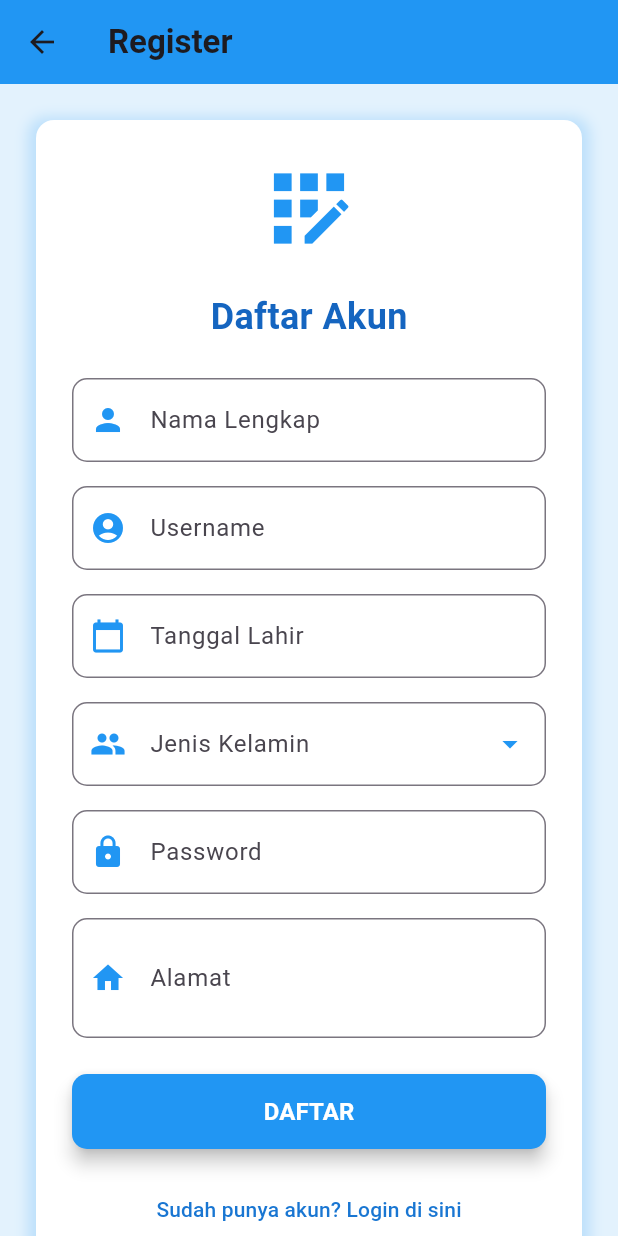
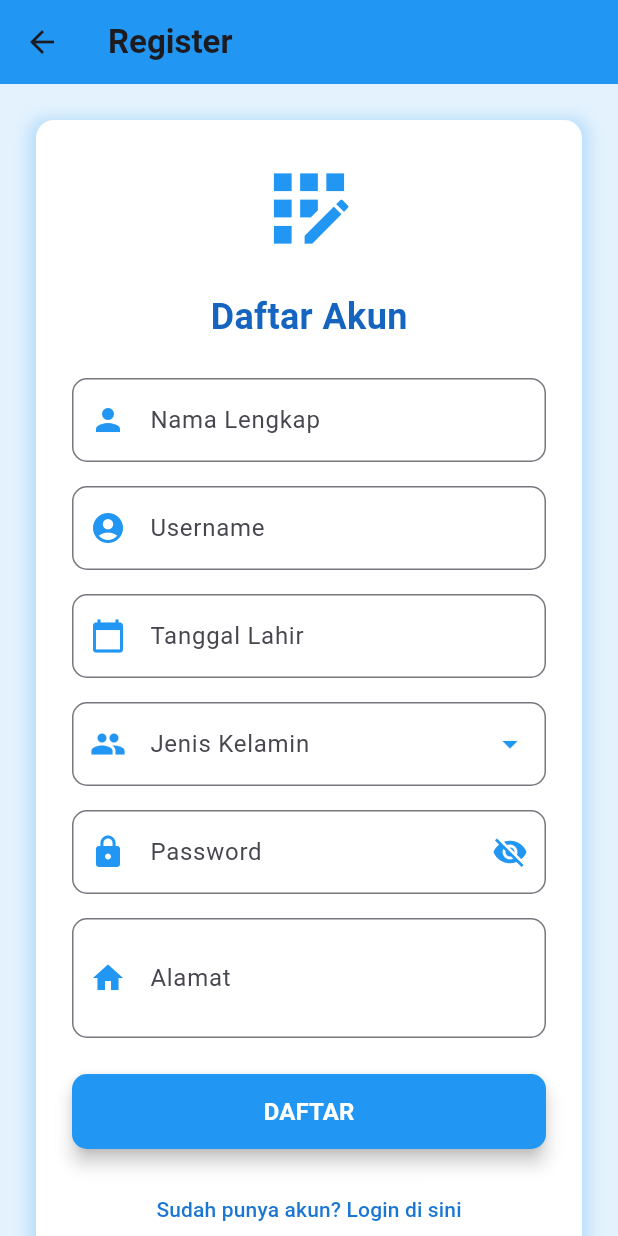
Before and after one commit to Gilangbayu08/tugas_project, a Flutter app: the RegisterScreen screen opened directly, on a phone screen of 412 x 824 dp. Run offline on Flutter 3.47's test engine with Material 3 defaults, Android fonts, the phone set to English and light mode, and no system bars; our stand-ins replace sqflite; accounts and stored records are empty.

Commit message:
menambahkan fitur toggle password visibility pada register

```diff
--- a/project_tugas/lib/screens/register_screen.dart
+++ b/project_tugas/lib/screens/register_screen.dart
@@ -19,6 +19,9 @@ class _RegisterScreenState extends State<RegisterScreen> {
   // Daftar pilihan gender
   final List<String> _genders = ['Laki-laki', 'Perempuan'];
   String? _selectedGender;
+
+  // Menambahkan variabel untuk toggle password visibility
+  bool _isPasswordVisible = false;
 
   // Fungsi untuk menampilkan DatePicker
   Future<void> _selectBirthDate(BuildContext context) async {
@@ -221,11 +224,25 @@ class _RegisterScreenState extends State<RegisterScreen> {
                       icon: Icon(Icons.arrow_drop_down, color: Colors.blue),
                     ),
                     SizedBox(height: 16),
+                    // Password Field with Toggle Visibility
                     TextFormField(
                       controller: _passwordController,
                       decoration: InputDecoration(
                         labelText: 'Password',
                         prefixIcon: Icon(Icons.lock, color: Colors.blue),
+                        suffixIcon: IconButton(
+                          icon: Icon(
+                            _isPasswordVisible
+                                ? Icons.visibility
+                                : Icons.visibility_off,
+                            color: Colors.blue,
+                          ),
+                          onPressed: () {
+                            setState(() {
+                              _isPasswordVisible = !_isPasswordVisible;
+                            });
+                          },
+                        ),
                         border: OutlineInputBorder(
                           borderRadius: BorderRadius.circular(10),
                         ),
@@ -234,7 +251,7 @@ class _RegisterScreenState extends State<RegisterScreen> {
                           borderSide: BorderSide(color: Colors.blue, width: 2),
                         ),
                       ),
-                      obscureText: true,
+                      obscureText: !_isPasswordVisible, // Toggle visibility
                       validator: (value) =>
                           value!.isEmpty ? 'Password harus diisi' : null,
                     ),
```
